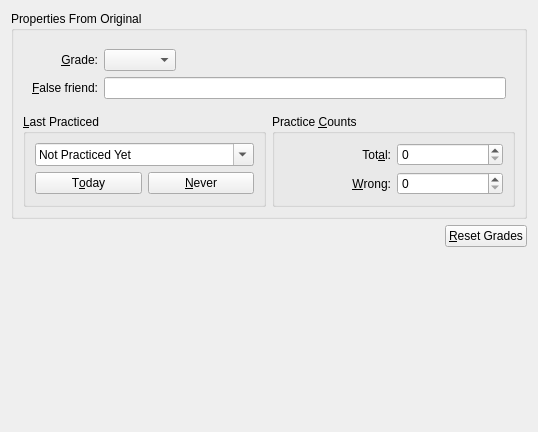
Qt form src/editor/FromToEntryPageForm.ui (KDE/parley) before a commit.
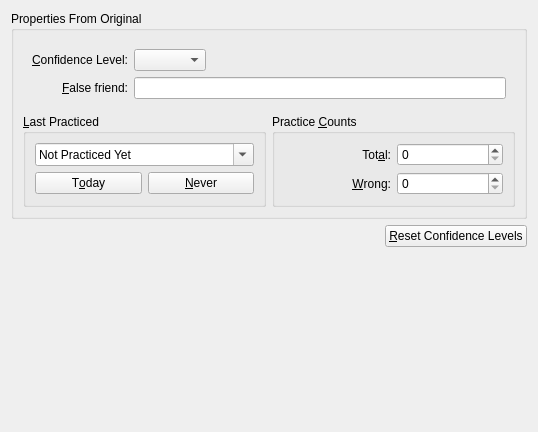
The same form after that commit. Custom widgets are drawn as their Qt base class.

```diff
--- a/src/editor/FromToEntryPageForm.ui
+++ b/src/editor/FromToEntryPageForm.ui
@@ -69,7 +69,7 @@
         <item row="0" column="0" >
          <widget class="QLabel" name="grade_label" >
           <property name="text" >
-           <string>&amp;Grade:</string>
+           <string>&amp;Confidence Level:</string>
           </property>
           <property name="alignment" >
            <set>Qt::AlignRight|Qt::AlignTrailing|Qt::AlignVCenter</set>
@@ -257,7 +257,7 @@
      <item>
       <widget class="QPushButton" name="resetGradesButton" >
        <property name="text" >
-        <string>&amp;Reset Grades</string>
+        <string>&amp;Reset Confidence Levels</string>
        </property>
       </widget>
      </item>
```
